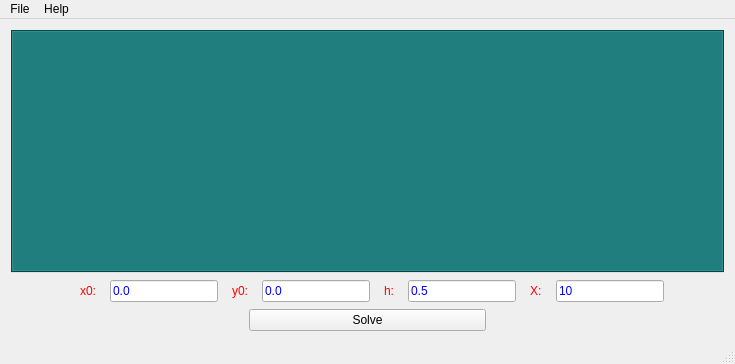
Old version of the form mainwindow.ui in the repository war-and-peace/diffEq.
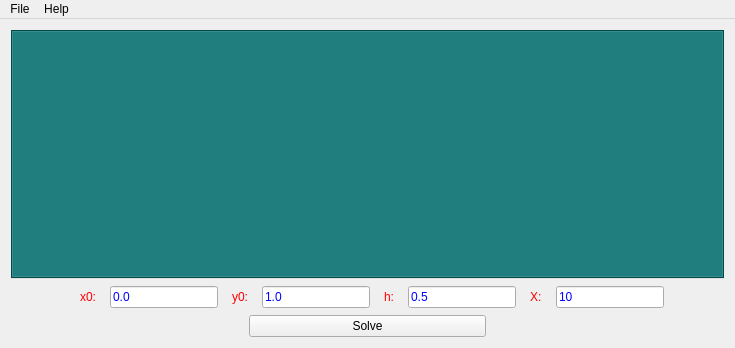
New version of the form.

The edit to the form file:
```diff
--- a/mainwindow.ui
+++ b/mainwindow.ui
@@ -7,7 +7,7 @@
     <x>0</x>
     <y>0</y>
     <width>735</width>
-    <height>364</height>
+    <height>348</height>
    </rect>
   </property>
   <property name="windowTitle">
@@ -84,7 +84,7 @@
       <item>
        <widget class="QLineEdit" name="lineEdit_2">
         <property name="text">
-         <string>0.0</string>
+         <string>1.0</string>
         </property>
        </widget>
       </item>
@@ -212,7 +212,6 @@
    <addaction name="menuFile"/>
    <addaction name="menuHelp"/>
   </widget>
-  <widget class="QStatusBar" name="statusBar"/>
   <action name="actionExit">
    <property name="text">
     <string>Exit</string>
```
